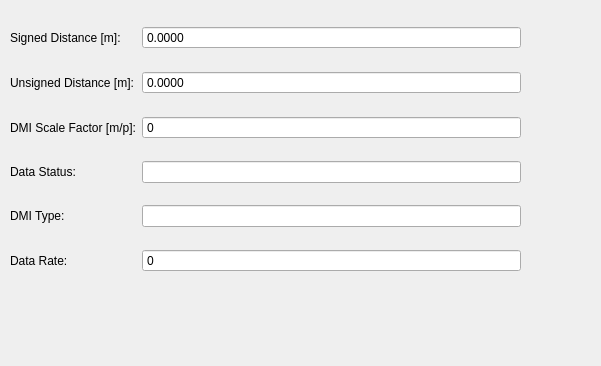
Before: the Qt Designer form src/lib/visualization/DMIControl.ui in jmaye/libposlv, drawn with Qt 5; both pictures show x 0 to 601 and y 0 to 366 of the 930 by 800 pixel window.
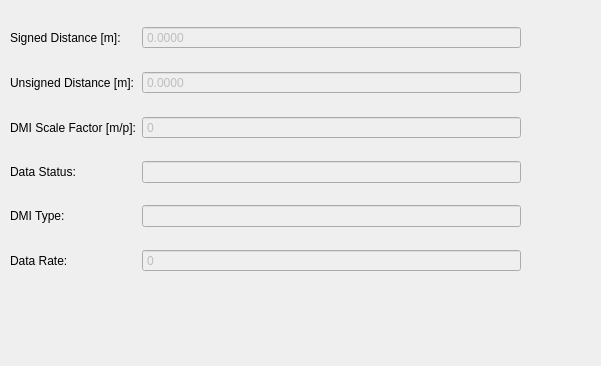
After: the same form once the commit is applied.

The edit to the form file:
```diff
--- a/src/lib/visualization/DMIControl.ui
+++ b/src/lib/visualization/DMIControl.ui
@@ -46,6 +46,9 @@
     </item>
     <item row="12" column="1">
      <widget class="QDoubleSpinBox" name="unsignedSpinBox">
+      <property name="enabled">
+       <bool>false</bool>
+      </property>
       <property name="readOnly">
        <bool>true</bool>
       </property>
@@ -65,6 +68,9 @@
     </item>
     <item row="4" column="1">
      <widget class="QDoubleSpinBox" name="signedSpinBox">
+      <property name="enabled">
+       <bool>false</bool>
+      </property>
       <property name="readOnly">
        <bool>true</bool>
       </property>
@@ -84,6 +90,9 @@
     </item>
     <item row="16" column="1">
      <widget class="QSpinBox" name="scaleSpinBox">
+      <property name="enabled">
+       <bool>false</bool>
+      </property>
       <property name="readOnly">
        <bool>true</bool>
       </property>
@@ -121,6 +130,9 @@
     </item>
     <item row="25" column="1">
      <widget class="QSpinBox" name="rateSpinBox">
+      <property name="enabled">
+       <bool>false</bool>
+      </property>
       <property name="readOnly">
        <bool>true</bool>
       </property>
@@ -134,6 +146,9 @@
     </item>
     <item row="21" column="1">
      <widget class="QLineEdit" name="statusText">
+      <property name="enabled">
+       <bool>false</bool>
+      </property>
       <property name="readOnly">
        <bool>true</bool>
       </property>
@@ -141,6 +156,9 @@
     </item>
     <item row="24" column="1">
      <widget class="QLineEdit" name="typeText">
+      <property name="enabled">
+       <bool>false</bool>
+      </property>
       <property name="readOnly">
        <bool>true</bool>
       </property>
```
